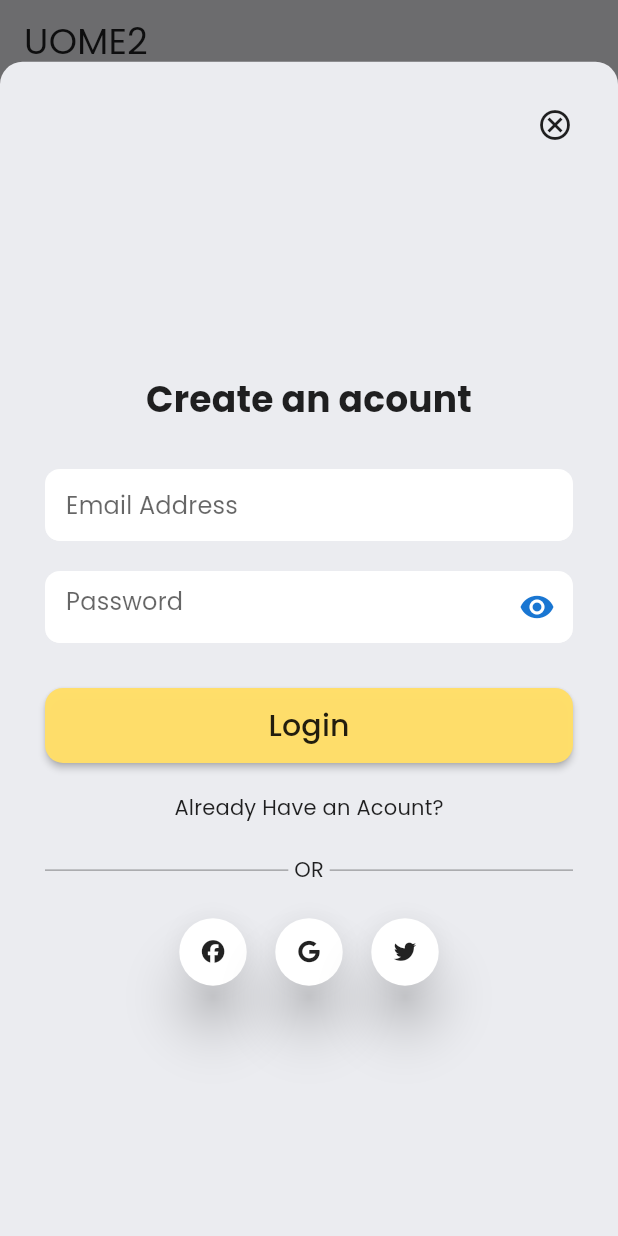
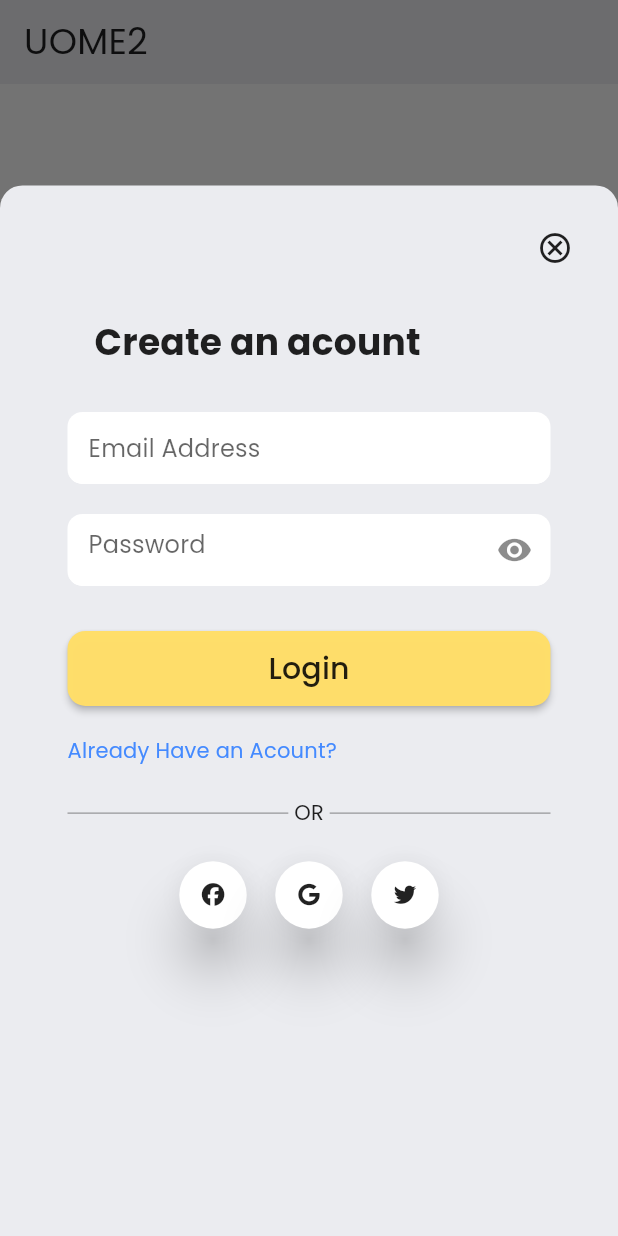
Before and after one commit to VeryOpenSource/uome2_client, a Flutter app: the screen it shows after launch, after a tap on "Login", on a phone screen of 412 x 824 dp. Run offline on Flutter 3.47's test engine with Material 2 defaults, Android fonts, the phone set to English and light mode, and no system bars; our stand-ins replace bloc, equatable, font_awesome_flutter, google_fonts, internet_connection_checker.

Commit message:
chore:fix and clean the code

```diff
--- a/lib/config.dart
+++ /dev/null
@@ -1,15 +0,0 @@
-import 'package:flutter/material.dart';
-
-class Config {
-  late MediaQueryData? _mediaQueryData;
-  static double? screenWidth;
-  static double? screenHeight;
-  static Orientation? orientation;
-
-  void init(BuildContext context) {
-    _mediaQueryData = MediaQuery.of(context);
-    screenWidth = _mediaQueryData!.size.width;
-    screenHeight = _mediaQueryData!.size.height;
-    orientation = _mediaQueryData!.orientation;
-  }
-}
--- a/lib/features/auth/presentation/pages/login_form.dart
+++ b/lib/features/auth/presentation/pages/login_form.dart
@@ -1,6 +1,7 @@
 import 'package:flutter/material.dart';
 import 'package:font_awesome_flutter/font_awesome_flutter.dart';
 import 'package:uome2/core/themes/app_colors.dart';
+import 'package:uome2/features/auth/presentation/widgets/custom_button.dart';
 
 class LoginForm extends StatefulWidget {
   const LoginForm({Key? key}) : super(key: key);
@@ -15,14 +16,13 @@ class _LoginFormState extends State<LoginForm> {
   @override
   Widget build(BuildContext context) {
     return Container(
-      height: MediaQuery.of(context).size.height * 0.95,
       decoration: const BoxDecoration(
+        borderRadius: BorderRadius.vertical(
+          top: Radius.circular(15),
+        ),
         color: AppColors.lightGrey,
-        borderRadius: BorderRadius.only(
-          topLeft: Radius.circular(15),
-          topRight: Radius.circular(15),
       ),
-      ),
+      height: MediaQuery.of(context).size.height * 0.85,
       child: Padding(
         padding: const EdgeInsets.all(30),
         child: Column(
@@ -32,19 +32,19 @@ class _LoginFormState extends State<LoginForm> {
               mainAxisAlignment: MainAxisAlignment.end,
               children: [
                 InkWell(
+                  child: const Icon(Icons.cancel_outlined),
                   onTap: () => Navigator.pop(context),
-                  child: const Icon(Icons.cancel_outlined),
                 ),
               ],
             ),
-            loginForm(context)
+            _loginForm(context)
           ],
         ),
       ),
     );
   }
 
-  Padding divider() {
+  Widget _divider() {
     return Padding(
       padding: const EdgeInsets.symmetric(vertical: 20),
       child: Row(
@@ -68,7 +68,7 @@ class _LoginFormState extends State<LoginForm> {
     );
   }
 
-  Padding emailTextField() {
+  Widget _buildEmailTextField() {
     return Padding(
       padding: const EdgeInsets.symmetric(
         vertical: 10,
@@ -96,7 +96,7 @@ class _LoginFormState extends State<LoginForm> {
     );
   }
 
-  Padding loginButton(BuildContext context) {
+  Widget _buildLoginButton(BuildContext context) {
     return Padding(
       padding: const EdgeInsets.symmetric(vertical: 20),
       child: ElevatedButton(
@@ -118,10 +118,14 @@ class _LoginFormState extends State<LoginForm> {
     );
   }
 
-  Expanded loginForm(BuildContext context) {
+  Widget _loginForm(BuildContext context) {
     return Expanded(
-      child: Column(
-        mainAxisAlignment: MainAxisAlignment.center,
+      child: SingleChildScrollView(
+        physics: const BouncingScrollPhysics(),
+        child: ListView(
+          shrinkWrap: true,
+          physics: const BouncingScrollPhysics(),
+          padding: const EdgeInsets.all(15),
           children: [
             const Padding(
               padding: EdgeInsets.all(18),
@@ -133,18 +137,25 @@ class _LoginFormState extends State<LoginForm> {
                 ),
               ),
             ),
-          emailTextField(),
-          passwordTextField(context),
-          loginButton(context),
-          const Text('Already Have an Acount?'),
-          divider(),
-          socialMediaLogin(),
+            _buildEmailTextField(),
+            _buildPasswordTextField(context),
+            _buildLoginButton(context),
+            const Text(
+              'Already Have an Acount?',
+              style: TextStyle(color: Colors.blueAccent),
+            ),
+            _divider(),
+            _socialMediaLogin(),
+            const SizedBox(
+              height: 300,
+            )
           ],
+        ),
       ),
     );
   }
 
-  Padding passwordTextField(BuildContext context) {
+  Widget _buildPasswordTextField(BuildContext context) {
     return Padding(
       padding: const EdgeInsets.symmetric(
         vertical: 10,
@@ -170,7 +181,6 @@ class _LoginFormState extends State<LoginForm> {
           suffixIcon: IconButton(
             icon: Icon(
               _passwordVisible ? Icons.visibility : Icons.visibility_off,
-              color: Theme.of(context).primaryColorDark,
             ),
             onPressed: () {
               setState(() {
@@ -184,55 +194,13 @@ class _LoginFormState extends State<LoginForm> {
     );
   }
 
-  Row socialMediaLogin() {
+  Widget _socialMediaLogin() {
     return Row(
       mainAxisAlignment: MainAxisAlignment.center,
       children: [
-        ElevatedButton(
-          onPressed: () {},
-          style: ElevatedButton.styleFrom(
-            elevation: 15,
-            padding: const EdgeInsets.all(15),
-            primary: AppColors.whiteColor,
-            shadowColor: AppColors.blackColor,
-            shape: const CircleBorder(),
-          ),
-          child: const FaIcon(
-            FontAwesomeIcons.facebook,
-            color: AppColors.blackColor,
-            size: 15,
-          ),
-        ),
-        ElevatedButton(
-          onPressed: () {},
-          style: ElevatedButton.styleFrom(
-            elevation: 15,
-            padding: const EdgeInsets.all(15),
-            primary: AppColors.whiteColor,
-            shadowColor: AppColors.blackColor,
-            shape: const CircleBorder(),
-          ),
-          child: const FaIcon(
-            FontAwesomeIcons.google,
-            color: AppColors.blackColor,
-            size: 15,
-          ),
-        ),
-        ElevatedButton(
-          onPressed: () {},
-          style: ElevatedButton.styleFrom(
-            elevation: 15,
-            padding: const EdgeInsets.all(15),
-            primary: AppColors.whiteColor,
-            shadowColor: AppColors.blackColor,
-            shape: const CircleBorder(),
-          ),
-          child: const FaIcon(
-            FontAwesomeIcons.twitter,
-            color: AppColors.blackColor,
-            size: 15,
-          ),
-        ),
+        CustomButton(onPress: () {}, flatIcon: FontAwesomeIcons.facebook),
+        CustomButton(onPress: () {}, flatIcon: FontAwesomeIcons.google),
+        CustomButton(onPress: () {}, flatIcon: FontAwesomeIcons.twitter),
       ],
     );
   }
--- a/lib/features/auth/presentation/pages/pages.dart
+++ b/lib/features/auth/presentation/pages/pages.dart
@@ -1 +1 @@
-export 'login_page.dart';
+export 'splash_screen.dart';
--- a/lib/features/auth/presentation/widgets/custom_button.dart
+++ b/lib/features/auth/presentation/widgets/custom_button.dart
@@ -1,17 +1,29 @@
 import 'package:flutter/material.dart';
+import 'package:font_awesome_flutter/font_awesome_flutter.dart';
 import 'package:uome2/core/themes/app_colors.dart';
 
-Widget customButton() {
-  return ElevatedButton(
-    onPressed: () {},
-    style: ElevatedButton.styleFrom(
-      primary: AppColors.secondary,
-    ),
-    child: const Text(
-      'App Color',
-      style: TextStyle(
+class CustomButton extends StatelessWidget {
+  const CustomButton({Key? key, required this.onPress, required this.flatIcon})
+      : super(key: key);
+  final Function onPress;
+  final IconData flatIcon;
+
+  @override
+  Widget build(BuildContext context) {
+    return ElevatedButton(
+      onPressed: () {},
+      style: ElevatedButton.styleFrom(
+        elevation: 15,
+        padding: const EdgeInsets.all(15),
+        primary: AppColors.whiteColor,
+        shadowColor: AppColors.blackColor,
+        shape: const CircleBorder(),
+      ),
+      child: FaIcon(
+        flatIcon,
         color: AppColors.blackColor,
+        size: 15,
       ),
-    ),
-  );
+    );
+  }
 }
--- /dev/null
+++ b/lib/features/auth/presentation/widgets/custom_circular_button.dart
@@ -0,0 +1,18 @@
+import 'package:flutter/material.dart';
+import 'package:uome2/core/themes/app_colors.dart';
+
+
+Widget customButton() {
+  return ElevatedButton(
+    onPressed: () {},
+    style: ElevatedButton.styleFrom(
+      primary: AppColors.secondary,
+    ),
+    child: const Text(
+      'App Color',
+      style: TextStyle(
+        color: AppColors.blackColor,
+      ),
+    ),
+  );
+}
--- a/lib/main.dart
+++ b/lib/main.dart
@@ -1,10 +1,8 @@
 import 'package:flutter/material.dart';
-import 'package:uome2/config.dart';
 import 'package:uome2/core/themes/themes.dart';
-import 'package:uome2/features/auth/presentation/pages/login_page.dart';
+import 'package:uome2/features/auth/presentation/pages/splash_screen.dart';
 
 void main() {
-  Config();
   runApp(const MyApp());
 }
 
```
Also changed, not shown: lib/features/auth/presentation/pages/splash_screen.dart (renamed from lib/features/auth/presentation/pages/login_page.dart). Lines whose indentation alone changed are shown as unchanged.
